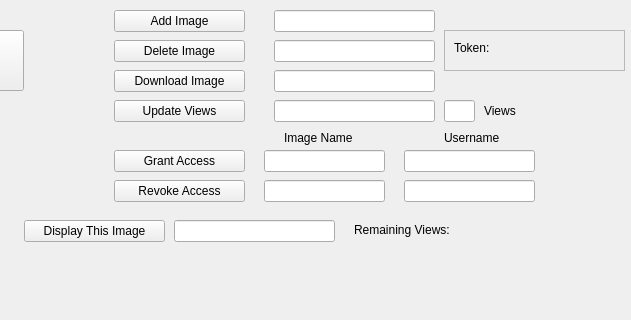
This is Image-Viewer/mainwindow.ui in shehab-as/Distributed-Systems as Qt 5 draws it before an edit; both pictures show x 306 to 937 and y 0 to 320 of the 937 by 789 pixel window. The edited form follows.
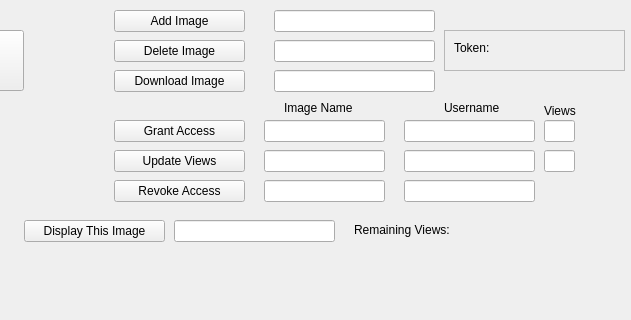
This is the edited form.

Commit message: Remote Views Control not tested yet. Views flow needs to be re-defined

The edit to the form file:
```diff
--- a/Image-Viewer/mainwindow.ui
+++ b/Image-Viewer/mainwindow.ui
@@ -296,7 +296,7 @@
     <property name="geometry">
      <rect>
       <x>420</x>
-      <y>150</y>
+      <y>120</y>
       <width>131</width>
       <height>22</height>
      </rect>
@@ -309,7 +309,7 @@
     <property name="geometry">
      <rect>
       <x>570</x>
-      <y>150</y>
+      <y>120</y>
       <width>121</width>
       <height>22</height>
      </rect>
@@ -322,7 +322,7 @@
     <property name="geometry">
      <rect>
       <x>710</x>
-      <y>150</y>
+      <y>120</y>
       <width>131</width>
       <height>22</height>
      </rect>
@@ -335,7 +335,7 @@
     <property name="geometry">
      <rect>
       <x>750</x>
-      <y>130</y>
+      <y>100</y>
       <width>71</width>
       <height>16</height>
      </rect>
@@ -348,7 +348,7 @@
     <property name="geometry">
      <rect>
       <x>590</x>
-      <y>130</y>
+      <y>100</y>
       <width>81</width>
       <height>16</height>
      </rect>
@@ -468,7 +468,7 @@
     <property name="geometry">
      <rect>
       <x>420</x>
-      <y>100</y>
+      <y>150</y>
       <width>131</width>
       <height>22</height>
      </rect>
@@ -480,9 +480,9 @@
    <widget class="QLineEdit" name="Input_Views_Name">
     <property name="geometry">
      <rect>
-      <x>580</x>
-      <y>100</y>
-      <width>161</width>
+      <x>570</x>
+      <y>150</y>
+      <width>121</width>
       <height>22</height>
      </rect>
     </property>
@@ -493,8 +493,8 @@
    <widget class="QLineEdit" name="Input_ViewsNo">
     <property name="geometry">
      <rect>
-      <x>750</x>
-      <y>100</y>
+      <x>850</x>
+      <y>150</y>
       <width>31</width>
       <height>22</height>
      </rect>
@@ -503,7 +503,7 @@
    <widget class="QLabel" name="label_5">
     <property name="geometry">
      <rect>
-      <x>790</x>
+      <x>850</x>
       <y>100</y>
       <width>41</width>
       <height>21</height>
@@ -513,6 +513,29 @@
      <string>Views</string>
     </property>
    </widget>
+   <widget class="QLineEdit" name="Input_ViewsNo_GrantAccess">
+    <property name="geometry">
+     <rect>
+      <x>850</x>
+      <y>120</y>
+      <width>31</width>
+      <height>22</height>
+     </rect>
+    </property>
+   </widget>
+   <widget class="QLineEdit" name="Input_Username_ViewsUpdate">
+    <property name="geometry">
+     <rect>
+      <x>710</x>
+      <y>150</y>
+      <width>131</width>
+      <height>22</height>
+     </rect>
+    </property>
+    <property name="text">
+     <string/>
+    </property>
+   </widget>
   </widget>
   <widget class="QStatusBar" name="statusBar"/>
  </widget>
```
The commit also changes 1 other file.
